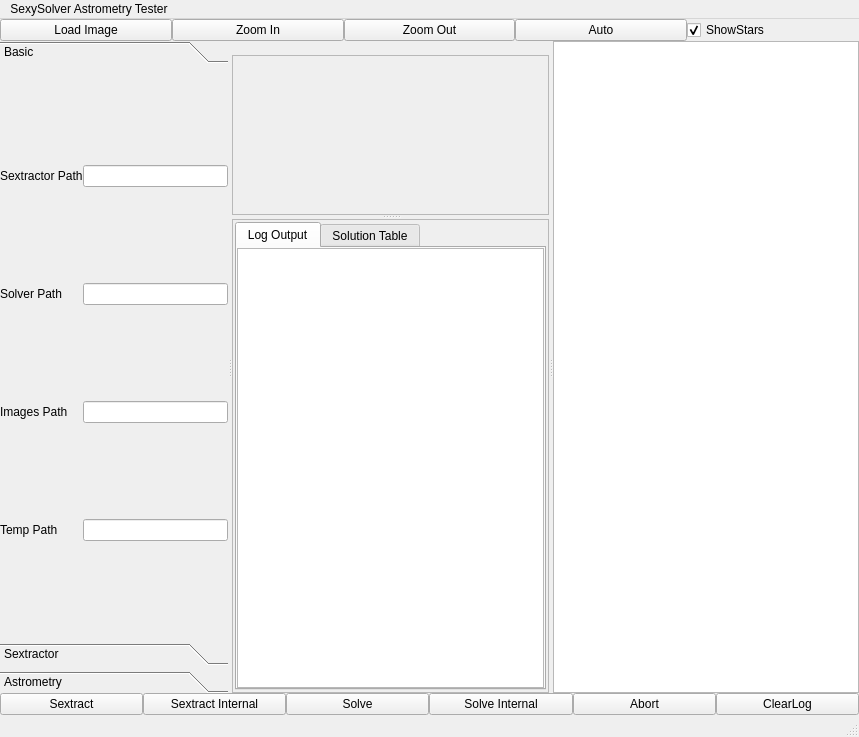
Above: mainwindow.ui from rlancaste/stellarsolver before the change. Below: the same form after it.
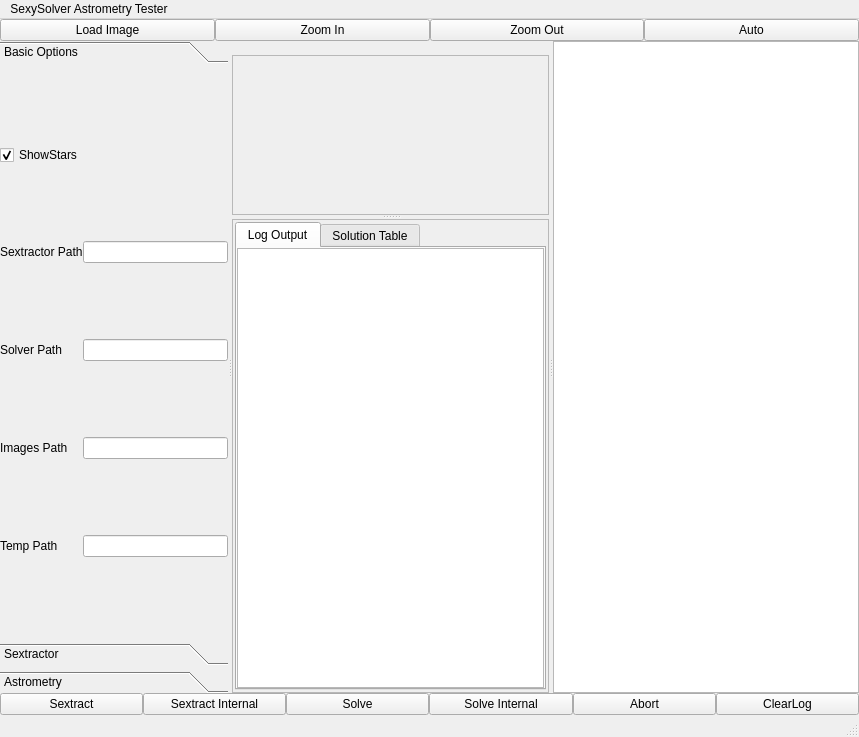
That is the form after the change. Custom widgets are drawn as their Qt base class.

```diff
--- a/mainwindow.ui
+++ b/mainwindow.ui
@@ -77,16 +77,6 @@
         </property>
        </widget>
       </item>
-      <item>
-       <widget class="QCheckBox" name="showStars">
-        <property name="text">
-         <string>ShowStars</string>
-        </property>
-        <property name="checked">
-         <bool>true</bool>
-        </property>
-       </widget>
-      </item>
      </layout>
     </item>
     <item>
@@ -108,7 +98,7 @@
          </rect>
         </property>
         <attribute name="label">
-         <string>Basic</string>
+         <string>Basic Options</string>
         </attribute>
         <layout class="QGridLayout" name="gridLayout_3">
          <property name="leftMargin">
@@ -144,7 +134,11 @@
           <widget class="QLineEdit" name="solverPath"/>
          </item>
          <item row="1" column="1">
-          <widget class="QLineEdit" name="sextractorPath"/>
+          <widget class="QLineEdit" name="sextractorPath">
+           <property name="text">
+            <string/>
+           </property>
+          </widget>
          </item>
          <item row="4" column="1">
           <widget class="QLineEdit" name="imagesDefaultPath"/>
@@ -166,6 +160,16 @@
          <item row="5" column="1">
           <widget class="QLineEdit" name="tempPath"/>
          </item>
+         <item row="0" column="0">
+          <widget class="QCheckBox" name="showStars">
+           <property name="text">
+            <string>ShowStars</string>
+           </property>
+           <property name="checked">
+            <bool>true</bool>
+           </property>
+          </widget>
+         </item>
         </layout>
        </widget>
        <widget class="QWidget" name="Sextractor">
```
Left out of the diff: 2 changed lines with no effect on the pictures.
